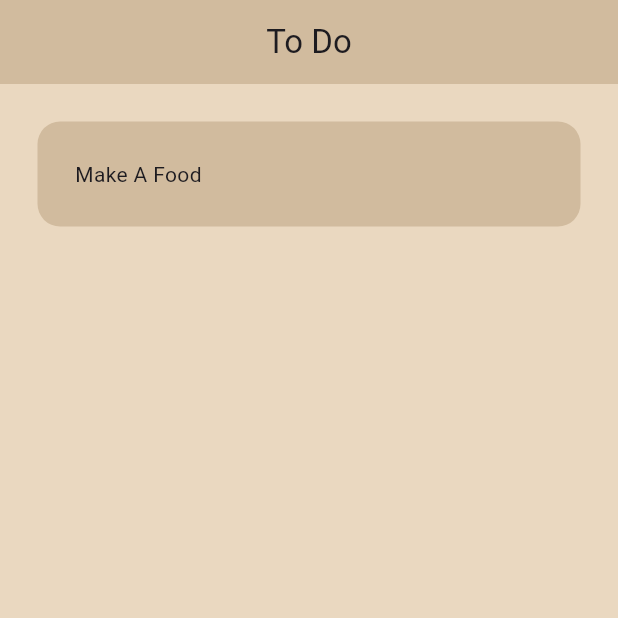
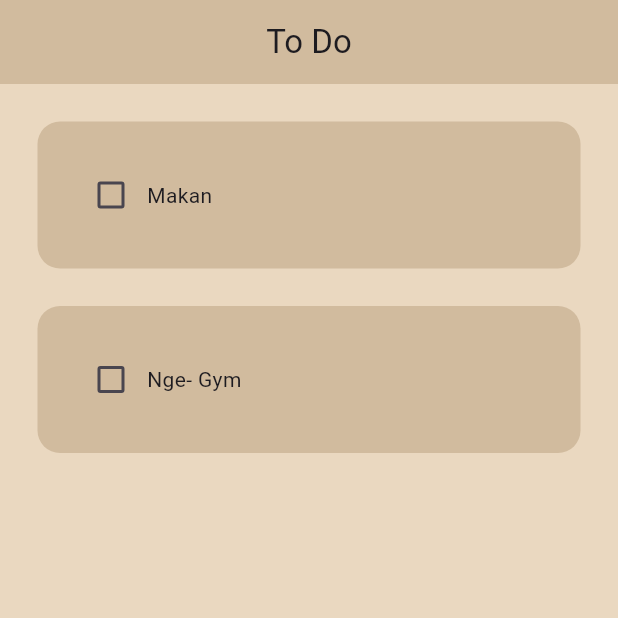
Before and after one commit to AbiyyuNMS/ToDo-List, a Flutter app: the screen it shows after launch, on a phone screen of 412 x 824 dp, the top half of it. Run offline on Flutter 3.47's test engine with Material 3 defaults, Android fonts, the phone set to English and light mode, and no system bars.

Commit message:
second commit

```diff
--- a/lib/pages/home_page.dart
+++ b/lib/pages/home_page.dart
@@ -9,6 +9,25 @@ class HomePage extends StatefulWidget {
 }
 
 class _HomePageState extends State<HomePage> {
+  //list of todo task
+  List toDoList = [
+    [
+      "Makan",
+      false,
+    ],
+    [
+      "Nge- Gym",
+      false,
+    ],
+  ];
+
+  //checkbox changed
+  void checkBoxChanged(bool? value, int index) {
+    setState(() {
+      toDoList[index][1] = !toDoList[index][1];
+    });
+  }
+
   @override
   Widget build(BuildContext context) {
     return Scaffold(
@@ -19,10 +38,15 @@ class _HomePageState extends State<HomePage> {
         title: const Text("To Do"),
         elevation: 0,
       ),
-      body: ListView(
-        children: [
-          ToDoTile(),
-        ],
+      body: ListView.builder(
+        itemCount: toDoList.length,
+        itemBuilder: (context, index) {
+          return ToDoTile(
+            taskName: toDoList[index][0],
+            taskCompleted: toDoList[index][1],
+            onChanged: (value) => checkBoxChanged(value, index),
+          );
+        },
       ),
     );
   }
--- a/lib/utils/todo_tile.dart
+++ b/lib/utils/todo_tile.dart
@@ -1,18 +1,42 @@
 import 'package:flutter/material.dart';
 
 class ToDoTile extends StatelessWidget {
-  const ToDoTile({super.key});
+  final String taskName;
+  final bool taskCompleted;
+  Function(bool?)? onChanged;
+  ToDoTile(
+      {super.key,
+      required this.taskName,
+      required this.taskCompleted,
+      required this.onChanged});
 
   @override
   Widget build(BuildContext context) {
     return Padding(
-      padding: const EdgeInsets.all(25.0),
+      padding: const EdgeInsets.only(left: 25.0, right: 25, top: 25),
       child: Container(
           padding: const EdgeInsets.all(25),
-          child: Text("Make A Food"),
           decoration: BoxDecoration(
             color: const Color(0xffD1BB9E),
             borderRadius: BorderRadius.circular(15),
+          ),
+          child: Row(
+            children: [
+              //checkbox
+              Checkbox(
+                value: taskCompleted,
+                onChanged: onChanged,
+                activeColor: const Color(0xff5F374B),
+              ),
+              //name task
+              Text(
+                taskName,
+                style: TextStyle(
+                    decoration: taskCompleted
+                        ? TextDecoration.lineThrough
+                        : TextDecoration.none),
+              ),
+            ],
           )),
     );
   }
```
Also changed, not shown: 1 other file.
